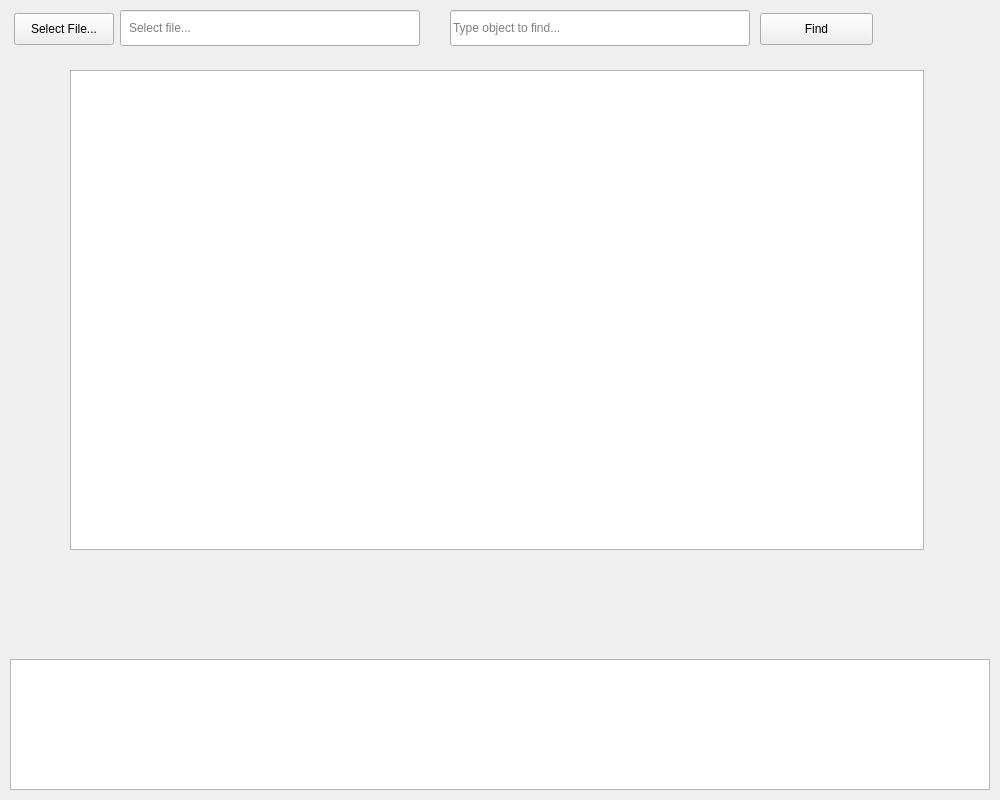
mattvall1/fyp-video_object_timestamp_finder, file app/ui/main_view.ui: the form before one commit.
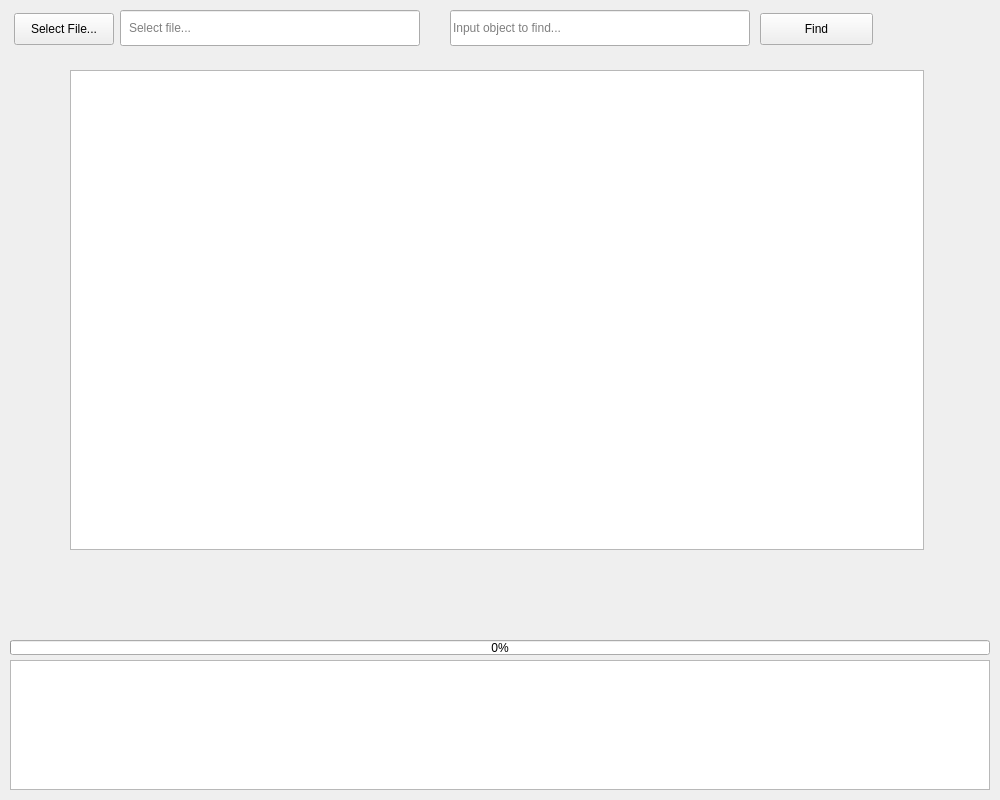
The form after the commit.

Commit message: Created progress bar

```diff
--- a/app/ui/main_view.ui
+++ b/app/ui/main_view.ui
@@ -101,7 +101,7 @@
      <string/>
     </property>
     <property name="placeholderText">
-     <string>Type object to find...</string>
+     <string>Input object to find...</string>
     </property>
    </widget>
    <widget class="QGraphicsView" name="preview_frame">
@@ -121,11 +121,21 @@
     <property name="geometry">
      <rect>
       <x>10</x>
-      <y>659</y>
+      <y>660</y>
       <width>980</width>
-      <height>131</height>
+      <height>130</height>
      </rect>
     </property>
+    <property name="readOnly">
+     <bool>true</bool>
+    </property>
+    <property name="html">
+     <string>&lt;!DOCTYPE HTML PUBLIC &quot;-//W3C//DTD HTML 4.0//EN&quot; &quot;http://www.w3.org/TR/REC-html40/strict.dtd&quot;&gt;
+&lt;html&gt;&lt;head&gt;&lt;meta name=&quot;qrichtext&quot; content=&quot;1&quot; /&gt;&lt;style type=&quot;text/css&quot;&gt;
+p, li { white-space: pre-wrap; }
+&lt;/style&gt;&lt;/head&gt;&lt;body style=&quot; font-family:'.AppleSystemUIFont'; font-size:13pt; font-weight:400; font-style:normal;&quot;&gt;
+&lt;p style=&quot;-qt-paragraph-type:empty; margin-top:0px; margin-bottom:0px; margin-left:0px; margin-right:0px; -qt-block-indent:0; text-indent:0px;&quot;&gt;&lt;br /&gt;&lt;/p&gt;&lt;/body&gt;&lt;/html&gt;</string>
+    </property>
    </widget>
    <widget class="QPushButton" name="find_button">
     <property name="geometry">
@@ -140,6 +150,19 @@
      <string>Find</string>
     </property>
    </widget>
+   <widget class="QProgressBar" name="progress_bar">
+    <property name="geometry">
+     <rect>
+      <x>10</x>
+      <y>640</y>
+      <width>980</width>
+      <height>15</height>
+     </rect>
+    </property>
+    <property name="value">
+     <number>0</number>
+    </property>
+   </widget>
   </widget>
  </widget>
  <resources/>
```
The commit also changes 4 other files.
